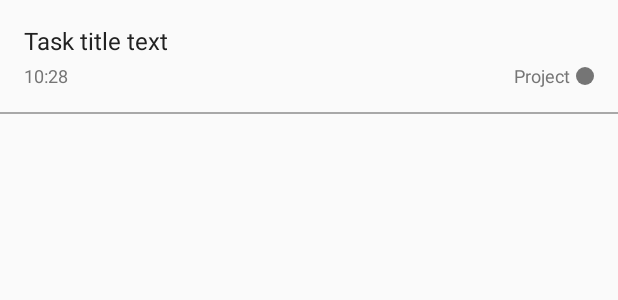
After one commit to Arab1997/task-manager, an Android app: the layout item_task.xml on its own in the app's theme, with its tools: preview values and no code run, on a phone screen of 412 x 824 dp. The commit adds this screen. Shown: the top 300 px of the screen. Run offline under Robolectric (Android 15) with nearby library versions, the phone set to English and light mode, and no system bars.

Commit message:
Add RecyclerView and layout for item

```diff
--- /dev/null
+++ b/app/src/main/res/drawable/project_color.xml
@@ -0,0 +1,10 @@
+<?xml version="1.0" encoding="utf-8"?>
+<selector xmlns:android="http://schemas.android.com/apk/res/android">
+    <item>
+        <shape android:shape="oval">
+            <solid android:color="@android:color/black" />
+
+            <size android:width="16dp" android:height="16dp" />
+        </shape>
+    </item>
+</selector>
--- a/app/src/main/res/layout/content_main.xml
+++ b/app/src/main/res/layout/content_main.xml
@@ -8,13 +8,13 @@
     tools:context="tk.esume.taskmanager.presentation.activities.MainActivity"
     tools:showIn="@layout/activity_main">
 
-    <TextView
-        android:layout_width="wrap_content"
-        android:layout_height="wrap_content"
-        android:text="Hello World!"
+    <android.support.v7.widget.RecyclerView
+        android:layout_width="0dp"
+        android:layout_height="0dp"
+        app:layout_constraintTop_toTopOf="parent"
         app:layout_constraintBottom_toBottomOf="parent"
         app:layout_constraintLeft_toLeftOf="parent"
         app:layout_constraintRight_toRightOf="parent"
-        app:layout_constraintTop_toTopOf="parent" />
+        tools:listitem="@layout/item_task"/>
 
 </android.support.constraint.ConstraintLayout>
--- /dev/null
+++ b/app/src/main/res/layout/item_task.xml
@@ -0,0 +1,75 @@
+<?xml version="1.0" encoding="utf-8"?>
+<LinearLayout xmlns:android="http://schemas.android.com/apk/res/android"
+    xmlns:app="http://schemas.android.com/apk/res-auto"
+    xmlns:tools="http://schemas.android.com/tools"
+    android:layout_width="match_parent"
+    android:layout_height="wrap_content"
+    android:orientation="vertical">
+
+    <LinearLayout
+        android:layout_width="match_parent"
+        android:layout_height="match_parent"
+        android:padding="16dp"
+        android:orientation="vertical">
+
+        <TextView
+            android:id="@+id/taskTitle"
+            android:layout_width="match_parent"
+            android:layout_height="wrap_content"
+            android:textColor="@color/firstTextColor"
+            android:textSize="16sp"
+            android:ellipsize="end"
+            tools:text="Task title text" />
+
+        <android.support.constraint.ConstraintLayout
+            android:id="@+id/additionalParams"
+            android:layout_width="match_parent"
+            android:layout_height="wrap_content"
+            android:layout_marginTop="4dp"
+            android:visibility="gone"
+            tools:visibility="visible">
+
+            <TextView
+                android:id="@+id/timeTextView"
+                android:layout_width="wrap_content"
+                android:layout_height="wrap_content"
+                android:textColor="@color/secondTextColor"
+                android:textSize="12sp"
+                android:ellipsize="none"
+                tools:text="10:28" />
+
+            <TextView
+                android:id="@+id/projectTitle"
+                android:layout_width="wrap_content"
+                android:layout_height="wrap_content"
+                android:textColor="@color/secondTextColor"
+                android:textSize="12sp"
+                android:ellipsize="end"
+                app:layout_constraintTop_toTopOf="parent"
+                app:layout_constraintBottom_toBottomOf="parent"
+                app:layout_constraintRight_toLeftOf="@+id/projectColor"
+                tools:text="Project" />
+
+            <ImageView
+                android:id="@+id/projectColor"
+                android:layout_width="16dp"
+                android:layout_height="12dp"
+                android:paddingLeft="4dp"
+                android:tint="@color/secondTextColor"
+                android:src="@drawable/project_color"
+                android:visibility="gone"
+                app:layout_constraintTop_toTopOf="parent"
+                app:layout_constraintBottom_toBottomOf="parent"
+                app:layout_constraintRight_toRightOf="parent"
+                tools:visibility="visible" />
+
+        </android.support.constraint.ConstraintLayout>
+
+    </LinearLayout>
+
+    <View
+        android:layout_width="match_parent"
+        android:layout_height="1dp"
+        android:background="@color/dividerColor" />
+
+</LinearLayout>
--- a/app/src/main/res/values/colors.xml
+++ b/app/src/main/res/values/colors.xml
@@ -3,4 +3,8 @@
     <color name="colorPrimary">#F44336</color>
     <color name="colorPrimaryDark">#C62828</color>
     <color name="colorAccent">#FFA000</color>
+
+    <color name="firstTextColor">#212121</color>
+    <color name="secondTextColor">#757575</color>
+    <color name="dividerColor">#A8A8A8</color>
 </resources>
```
